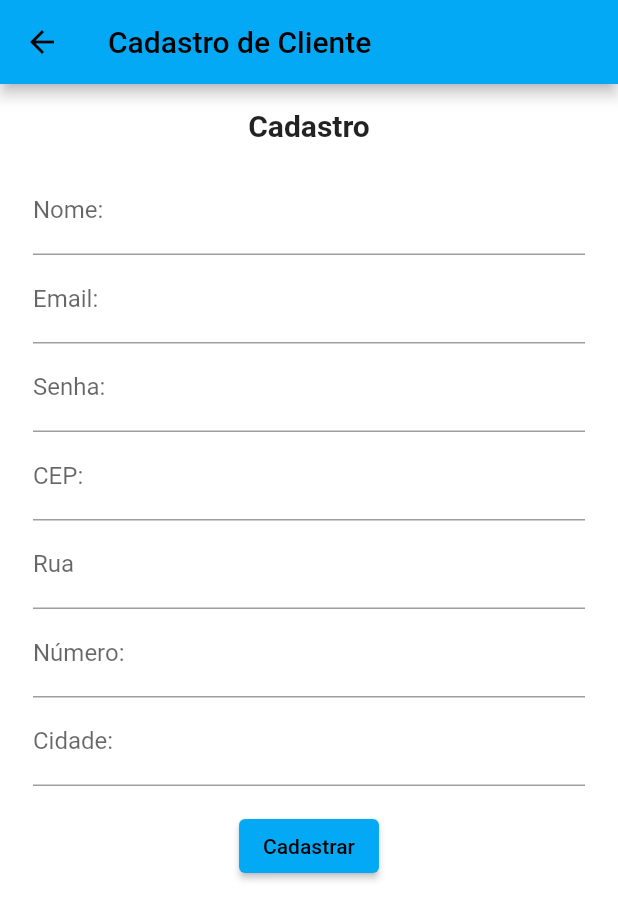
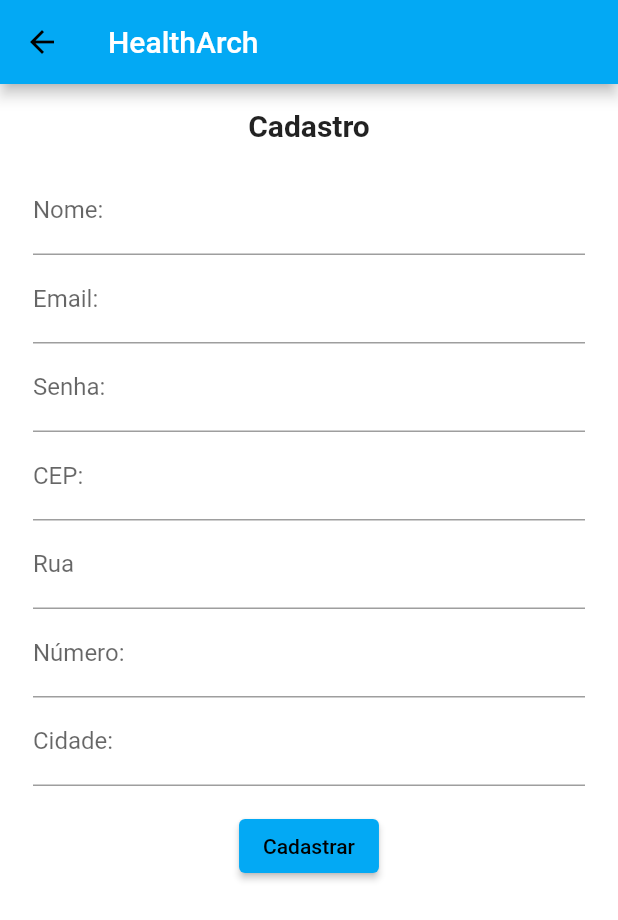
Before and after one commit to GABRIEL-ASSYS/HealthArch-Flutter-2.0, a Flutter app: the CadastroClienteScreen screen opened directly, on a phone screen of 412 x 824 dp. Shown: the top 920 px of the screen. Run offline on Flutter 3.47's test engine with Material 2 defaults, Android fonts, the phone set to English and light mode, and no system bars; our stand-ins replace cloud_firestore, firebase_auth, firebase_core; accounts and stored records are empty.

Commit message:
Update cadastro_cliente_screen.dart

```diff
--- a/lib/screens/Cadastro/cadastro_cliente_screen.dart
+++ b/lib/screens/Cadastro/cadastro_cliente_screen.dart
@@ -59,7 +59,10 @@ class CadastroClienteScreenState extends State<CadastroClienteScreen> {
   Widget build(BuildContext context) {
     return Scaffold(
       appBar: AppBar(
-        title: const Text('Cadastro de Cliente'),
+         title: const Text(
+          'HealthArch',
+          style: TextStyle(color: Colors.white),
+        ),
       ),
       body: SingleChildScrollView(
         child: Center(
```
